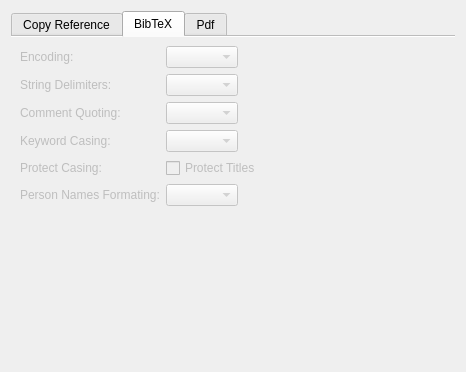
Before: the Qt Designer form src/mainui/settings/exportsettings.ui in KDE/conquirere, drawn with Qt 5.
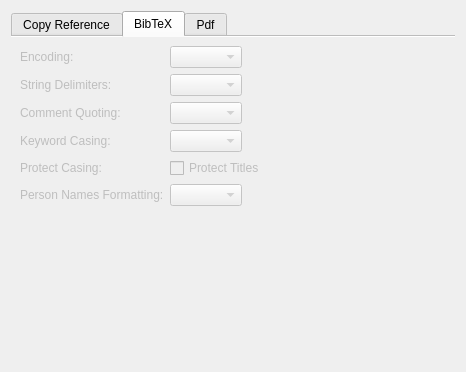
After: the same form once the commit is applied. The open tabs and pages were chosen to show the change. Custom widgets are drawn as their Qt base class.

Diff of the .ui file:
```diff
--- a/src/mainui/settings/exportsettings.ui
+++ b/src/mainui/settings/exportsettings.ui
@@ -218,7 +218,7 @@
        <item row="5" column="0">
         <widget class="QLabel" name="label_9">
          <property name="text">
-          <string>Person Names Formating:</string>
+          <string>Person Names Formatting:</string>
          </property>
         </widget>
        </item>
```
